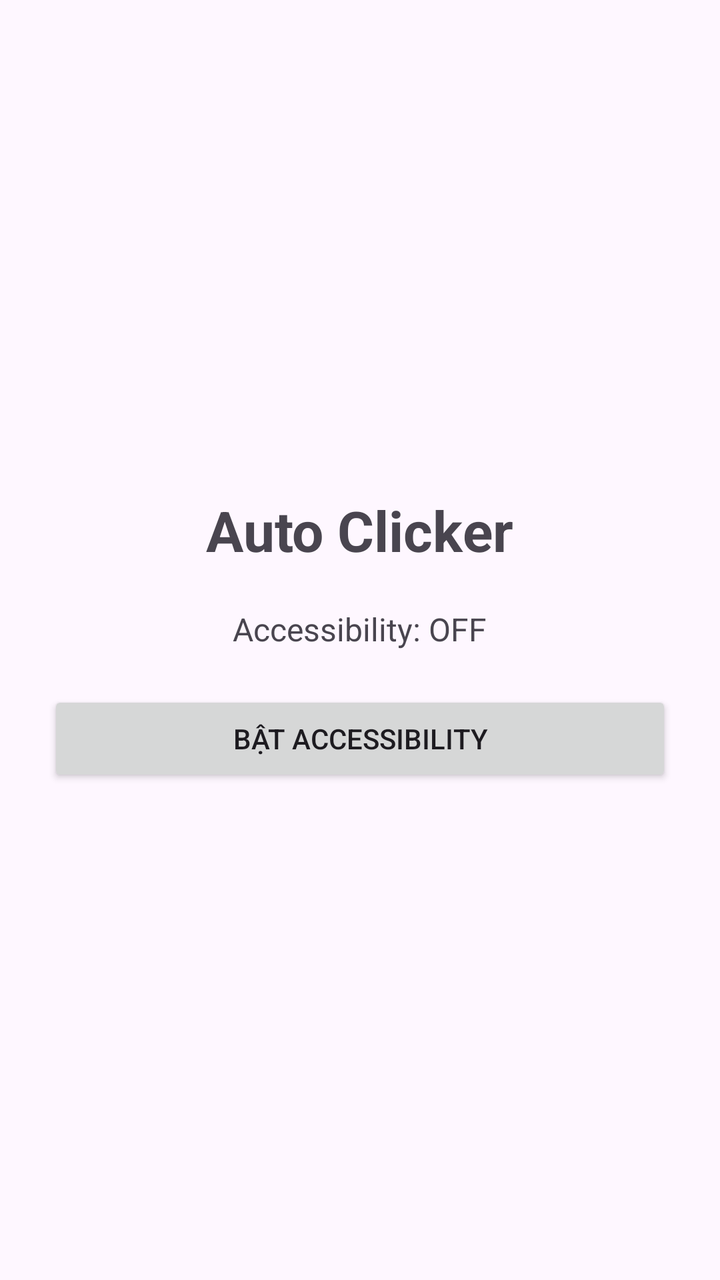
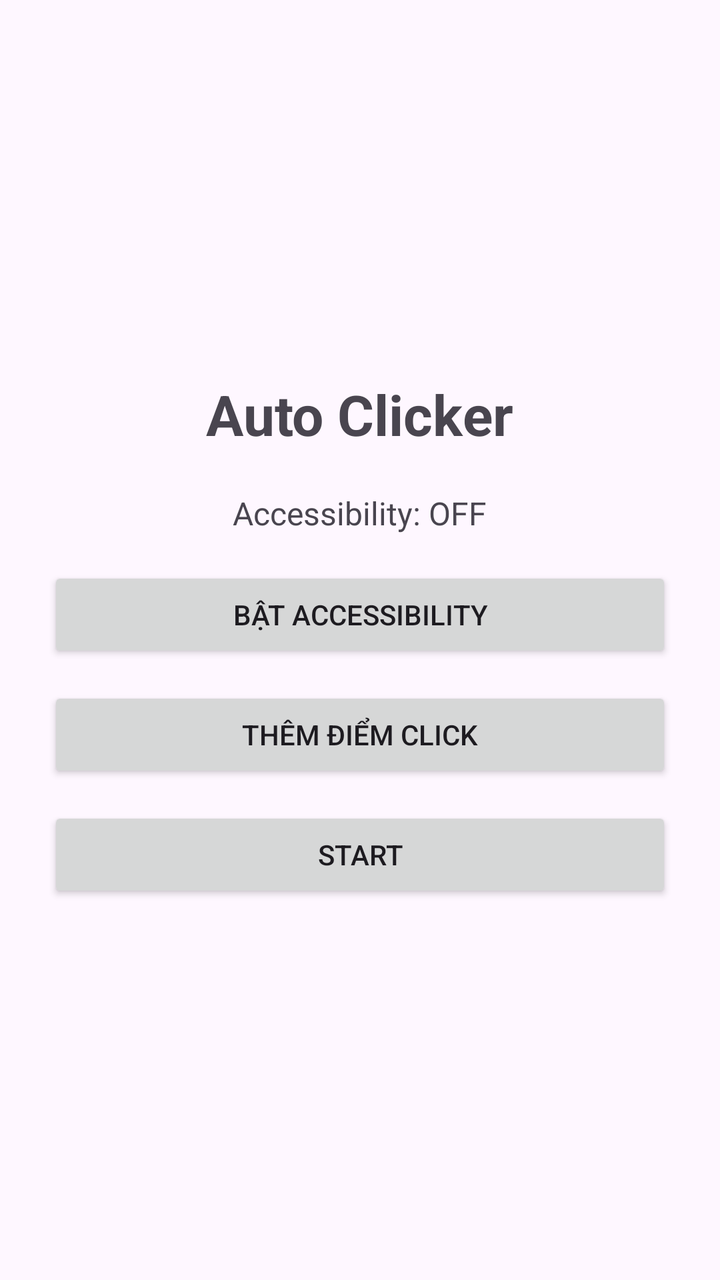

Two renders of the same Android screen: before a commit and after it. Below are the layout's source before the change and the commit's diff.
<!-- AndroidManifest.xml: application theme Theme.AutoClick -->
<!-- res/layout/activity_main.xml -->
<?xml version="1.0" encoding="utf-8"?>
<LinearLayout
    xmlns:android="http://schemas.android.com/apk/res/android"
    android:layout_width="match_parent"
    android:layout_height="match_parent"
    android:orientation="vertical"
    android:gravity="center"
    android:padding="24dp">

    <TextView
        android:layout_width="wrap_content"
        android:layout_height="wrap_content"
        android:text="Auto Clicker"
        android:textSize="28sp"
        android:textStyle="bold" />

    <TextView
        android:id="@+id/tvStatus"
        android:layout_width="wrap_content"
        android:layout_height="wrap_content"
        android:layout_marginTop="20dp"
        android:text="Accessibility: OFF"
        android:textSize="16sp" />

    <Button
        android:id="@+id/btnAccessibility"
        android:layout_width="match_parent"
        android:layout_height="wrap_content"
        android:layout_marginTop="20dp"
        android:text="Bật Accessibility" />

</LinearLayout>
<!-- resources referenced by this layout -->
<resources>
  <style name="Theme.AutoClick" parent="Base.Theme.AutoClick" />
  <style name="Base.Theme.AutoClick" parent="Theme.Material3.DayNight.NoActionBar">
          
          
      </style>
</resources>

<!-- the commit's change to res/layout/activity_main.xml (unified diff, before → after) -->
@@ -26,7 +26,21 @@
         android:id="@+id/btnAccessibility"
         android:layout_width="match_parent"
         android:layout_height="wrap_content"
-        android:layout_marginTop="20dp"
+        android:layout_marginTop="16dp"
         android:text="Bật Accessibility" />
 
+    <Button
+        android:id="@+id/btnAddPoint"
+        android:layout_width="match_parent"
+        android:layout_height="wrap_content"
+        android:layout_marginTop="12dp"
+        android:text="Thêm điểm click" />
+
+    <Button
+        android:id="@+id/btnStartStop"
+        android:layout_width="match_parent"
+        android:layout_height="wrap_content"
+        android:layout_marginTop="12dp"
+        android:text="Start" />
+
 </LinearLayout>
